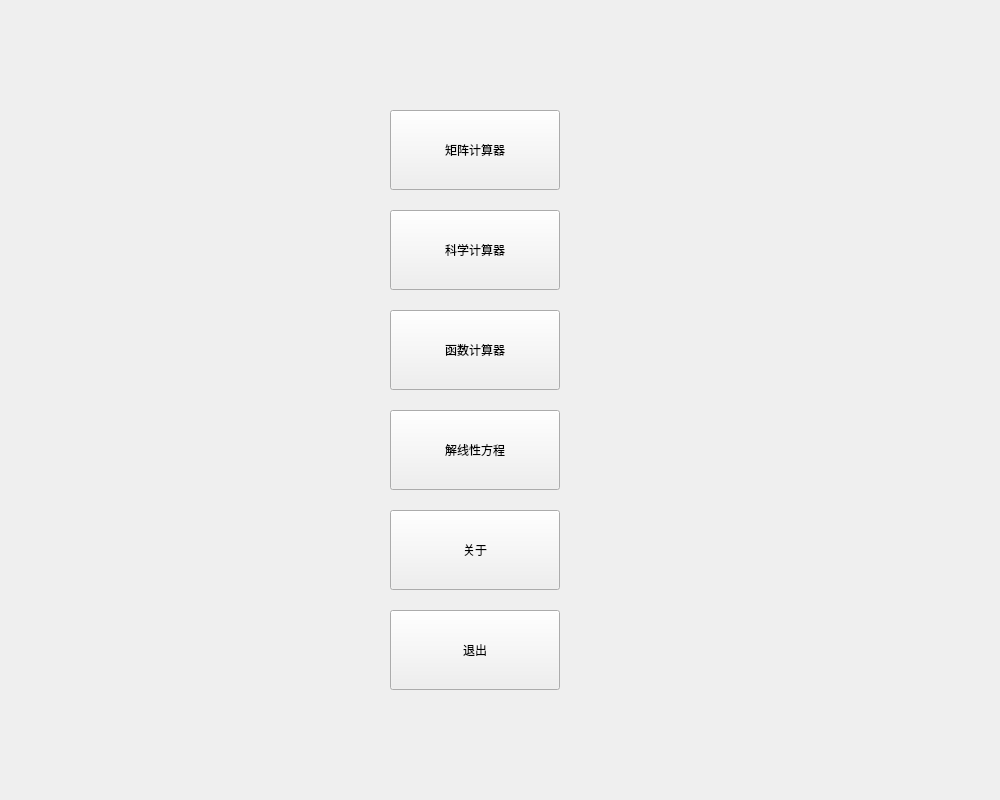
The window that caculator(with qt gui)/caculator(with qt gui)/main_window.ui (AhaLims/calculator) describes before a commit, drawn with Qt 5.
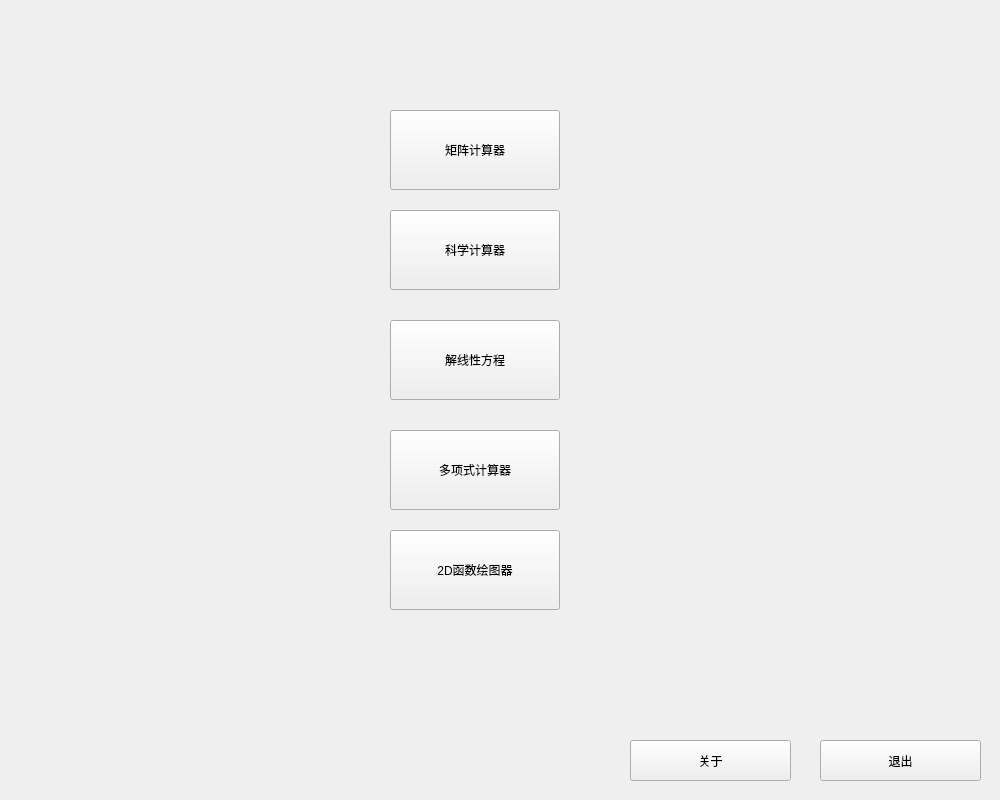
The same window after the commit. Icons and pictures are not drawn.

Commit message: now poly can get intergral and diff value

The edit to the form file:
```diff
--- a/caculator(with qt gui)/caculator(with qt gui)/main_window.ui
+++ b/caculator(with qt gui)/caculator(with qt gui)/main_window.ui
@@ -24,7 +24,7 @@
     <property name="geometry">
      <rect>
       <x>390</x>
-      <y>310</y>
+      <y>530</y>
       <width>170</width>
       <height>80</height>
      </rect>
@@ -33,7 +33,7 @@
      <string notr="true">background-image: url(:/caculator_gui/picture/white.png)</string>
     </property>
     <property name="text">
-     <string>函数计算器</string>
+     <string>2D函数绘图器</string>
     </property>
    </widget>
    <widget class="QPushButton" name="help_function">
@@ -42,10 +42,10 @@
     </property>
     <property name="geometry">
      <rect>
-      <x>390</x>
-      <y>510</y>
-      <width>170</width>
-      <height>80</height>
+      <x>630</x>
+      <y>740</y>
+      <width>161</width>
+      <height>41</height>
      </rect>
     </property>
     <property name="styleSheet">
@@ -61,10 +61,10 @@
     </property>
     <property name="geometry">
      <rect>
-      <x>390</x>
-      <y>610</y>
-      <width>170</width>
-      <height>80</height>
+      <x>820</x>
+      <y>740</y>
+      <width>161</width>
+      <height>41</height>
      </rect>
     </property>
     <property name="styleSheet">
@@ -119,7 +119,7 @@
     <property name="geometry">
      <rect>
       <x>390</x>
-      <y>410</y>
+      <y>320</y>
       <width>170</width>
       <height>80</height>
      </rect>
@@ -131,6 +131,25 @@
      <string>解线性方程</string>
     </property>
    </widget>
+   <widget class="QPushButton" name="poly_caculator_button">
+    <property name="enabled">
+     <bool>true</bool>
+    </property>
+    <property name="geometry">
+     <rect>
+      <x>390</x>
+      <y>430</y>
+      <width>170</width>
+      <height>80</height>
+     </rect>
+    </property>
+    <property name="styleSheet">
+     <string notr="true">background-image: url(:/caculator_gui/picture/white.png)</string>
+    </property>
+    <property name="text">
+     <string>多项式计算器</string>
+    </property>
+   </widget>
   </widget>
  </widget>
  <layoutdefault spacing="6" margin="11"/>
```
Left out of the diff: 31 changed lines with no effect on the pictures. The commit also changes 14 other files.
